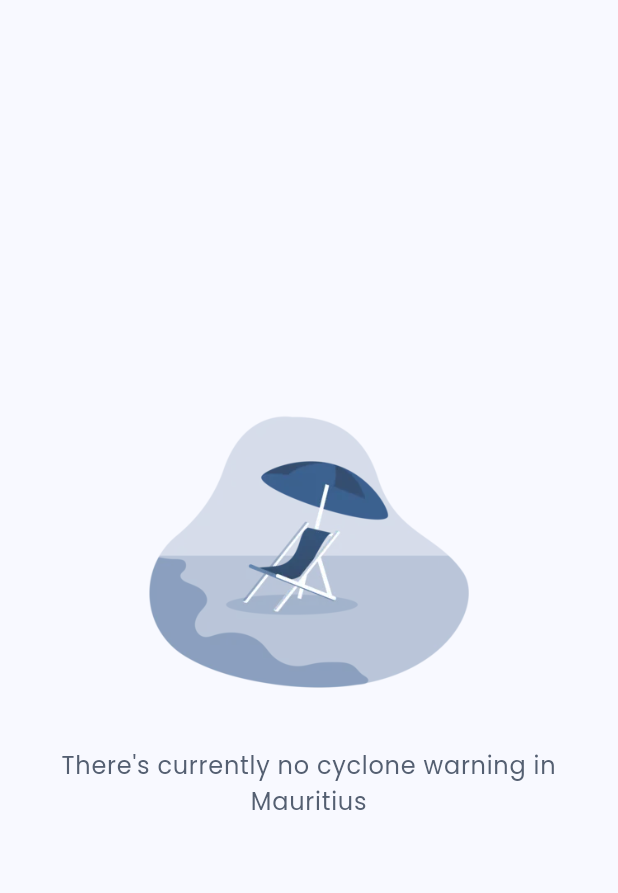
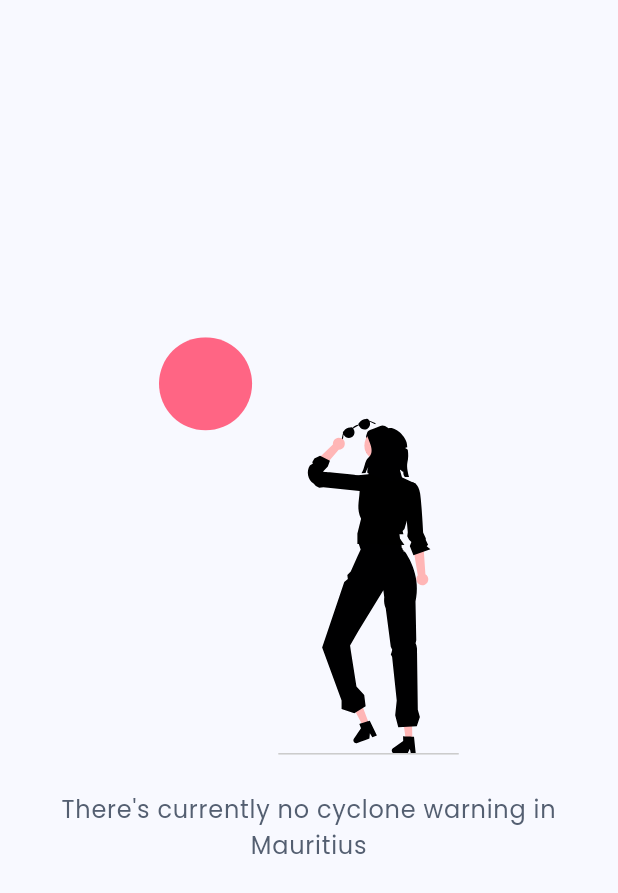
Before and after one commit to mervinhemaraju/mauritius-emergency-services, a Flutter app: the _CycloneNoWarningUi widget shown alone on an empty page, opened directly with empty values, on a phone screen of 412 x 824 dp. Shown: the top 893 px of the screen. Run offline on Flutter 3.47's test engine with Material 3 defaults, Android fonts, the phone set to English and light mode, and no system bars; drawn by our look-alikes of dynamic_color; our stand-ins replace cached_network_image, connectivity_plus, dio, flutter_native_splash, flutter_riverpod, flutter_svg and 9 more; missing offline and left inert: android_intent_plus, pair, split_view; accounts and stored records are empty; generated files the repository leaves out were written again; network calls fail.

Commit message:
- Added svg images to cater for dynamic theme for the weather and error displays

```diff
--- a/lib/data/assets_manager.dart
+++ b/lib/data/assets_manager.dart
@@ -1,15 +1,18 @@
 class AssetsManager {
-  static String get ANIMATED_LOADING => "assets/images/loading.gif";
-  static String get STATIC_ERROR => "assets/images/error.webp";
+  static String get ANIMATED_LOADING =>
+      "assets/images/loading.gif";
+  static String get STATIC_ERROR => "assets/svg/error.svg";
   static String get STATIC_CYCLONE => "assets/svg/cyclone.svg";
   static String get STATIC_MES => "assets/svg/mes.svg";
 
   static String get STATIC_SOS => "assets/images/sos.webp";
-  static String get STATIC_OFFLINE => "assets/images/offline.webp";
+  static String get STATIC_OFFLINE =>
+      "assets/images/offline.webp";
   static String get STATIC_POLICE => "assets/images/police.webp";
   static String get STATIC_STORM => "assets/images/storm.webp";
   static String get STATIC_SMARTPHONE_DATA =>
       "assets/images/smartphone_data.webp";
-  static String get STATIC_PERMISSIONS => "assets/images/permissions.webp";
-  static String get STATIC_WEATHER => "assets/images/weather.webp";
+  static String get STATIC_PERMISSIONS =>
+      "assets/images/permissions.webp";
+  static String get STATIC_WEATHER => "assets/svg/weather.svg";
 }
--- a/lib/ui/pages/cyclone/cyclone_r_view.dart
+++ b/lib/ui/pages/cyclone/cyclone_r_view.dart
@@ -1,5 +1,6 @@
 import 'package:flutter/material.dart';
 import 'package:flutter_riverpod/flutter_riverpod.dart';
+import 'package:flutter_svg/svg.dart';
 import 'package:mauritius_emergency_services/models/cyclone_report.dart';
 import 'package:mauritius_emergency_services/data/assets_manager.dart';
 import 'package:mauritius_emergency_services/generated/translations/strings.g.dart';
@@ -14,6 +15,7 @@ import 'package:mauritius_emergency_services/ui/pages/cyclone/guidelines/cyclone
 import 'package:mauritius_emergency_services/ui/pages/cyclone/names/cyclone_n_view.dart';
 import 'package:mauritius_emergency_services/ui/pages/cyclone/cyclone_r_provider.dart';
 import 'package:mauritius_emergency_services/ui/pages/cyclone/cyclone_r_state.dart';
+import 'package:mauritius_emergency_services/ui/theme/mapper.dart';
 import 'package:mauritius_emergency_services/ui/utils/extensions.dart';
 import 'package:mauritius_emergency_services/ui/utils/getters.dart';
 
@@ -31,7 +33,9 @@ class CycloneScreen extends ConsumerWidget {
     }
 
     // Get the cyclone view state
-    final cycloneReportUiState = ref.watch(cycloneReportProvider).when(
+    final cycloneReportUiState = ref
+        .watch(cycloneReportProvider)
+        .when(
           data: (state) => state,
           loading: () => const CycloneReportLoading(),
           error: (error, stack) =>
@@ -42,12 +46,16 @@ class CycloneScreen extends ConsumerWidget {
     final cycloneReportUiView = switch (cycloneReportUiState) {
       CycloneReportLoading() => const LoadingScreen(),
       CycloneReportError() => ErrorScreen(
-          title: cycloneReportUiState.message.toString().capitalize(),
+        title: cycloneReportUiState.message
+            .toString()
+            .capitalize(),
         showErrorImage: true,
         retryAction: retryAction,
       ),
       CycloneReportNoInternet() => ErrorScreen(
-          title: cycloneReportUiState.message.toString().capitalize(),
+        title: cycloneReportUiState.message
+            .toString()
+            .capitalize(),
         showInternetErrorImage: true,
         retryAction: retryAction,
       ),
@@ -60,25 +68,29 @@ class CycloneScreen extends ConsumerWidget {
     };
 
     // Get the guidelines fab view
-    final List<Widget> guidelinesFabView = switch (cycloneReportUiState) {
+    final List<Widget> guidelinesFabView =
+        switch (cycloneReportUiState) {
           CycloneReportLoading() ||
           CycloneReportError() ||
-      CycloneReportNoInternet() =>
-        [],
+          CycloneReportNoInternet() => [],
           CycloneReportWarning(
             cycloneReport: final _,
-        cycloneGuidelines: final cycloneGuidelines
+            cycloneGuidelines: final cycloneGuidelines,
           ) ||
           CycloneReportNoWarning(
             cycloneReport: final _,
-        cycloneGuidelines: final cycloneGuidelines
+            cycloneGuidelines: final cycloneGuidelines,
           ) =>
             cycloneGuidelines != null
                 ? [
                     FloatingActionButton(
                       heroTag: null,
-                  backgroundColor: Theme.of(context).colorScheme.primary,
-                  foregroundColor: Theme.of(context).colorScheme.onPrimary,
+                      backgroundColor: Theme.of(
+                        context,
+                      ).colorScheme.primary,
+                      foregroundColor: Theme.of(
+                        context,
+                      ).colorScheme.onPrimary,
                       child: const Icon(Icons.cyclone_outlined),
                       onPressed: () {
                         showModalBottomSheet<void>(
@@ -87,8 +99,10 @@ class CycloneScreen extends ConsumerWidget {
                           showDragHandle: true,
                           enableDrag: true,
                           useSafeArea: true,
-                      builder: (BuildContext context) => CycloneGuidelinesSheet(
-                        cycloneGuidelines: cycloneGuidelines,
+                          builder: (BuildContext context) =>
+                              CycloneGuidelinesSheet(
+                                cycloneGuidelines:
+                                    cycloneGuidelines,
                               ),
                         );
                       },
@@ -110,7 +124,9 @@ class CycloneScreen extends ConsumerWidget {
         color: Theme.of(context).colorScheme.onPrimary,
         backgroundColor: Theme.of(context).colorScheme.primary,
         onRefresh: () async {
-          return ref.read(cycloneReportProvider.notifier).refresh();
+          return ref
+              .read(cycloneReportProvider.notifier)
+              .refresh();
         },
         child: cycloneReportUiView,
       ),
@@ -121,8 +137,12 @@ class CycloneScreen extends ConsumerWidget {
         children: [
           FloatingActionButton.small(
             heroTag: null,
-            backgroundColor: Theme.of(context).colorScheme.secondary,
-            foregroundColor: Theme.of(context).colorScheme.onSecondary,
+            backgroundColor: Theme.of(
+              context,
+            ).colorScheme.secondary,
+            foregroundColor: Theme.of(
+              context,
+            ).colorScheme.onSecondary,
             child: const Icon(Icons.list_alt_outlined),
             onPressed: () {
               showModalBottomSheet<void>(
@@ -131,11 +151,12 @@ class CycloneScreen extends ConsumerWidget {
                 showDragHandle: true,
                 enableDrag: true,
                 useSafeArea: true,
-                builder: (BuildContext context) => const CycloneNamesSheet(),
+                builder: (BuildContext context) =>
+                    const CycloneNamesSheet(),
               );
             },
           ),
-          ...guidelinesFabView
+          ...guidelinesFabView,
         ],
       ),
     );
@@ -145,9 +166,7 @@ class CycloneScreen extends ConsumerWidget {
 class _CycloneNoWarningUi extends StatelessWidget {
   final CycloneReport cycloneReport;
 
-  const _CycloneNoWarningUi({
-    required this.cycloneReport,
-  });
+  const _CycloneNoWarningUi({required this.cycloneReport});
 
   @override
   Widget build(BuildContext context) {
@@ -160,10 +179,20 @@ class _CycloneNoWarningUi extends StatelessWidget {
             child: Column(
               mainAxisAlignment: MainAxisAlignment.center,
               children: [
-                Image.asset(
+                SvgPicture.asset(
                   AssetsManager.STATIC_WEATHER,
-                  width: 220,
-                  height: 220,
+                  width: 200,
+                  colorMapper: MesColorMapper(
+                    primaryColor: Theme.of(
+                      context,
+                    ).colorScheme.primary,
+                    secondaryColor: Theme.of(
+                      context,
+                    ).colorScheme.secondary,
+                    tertiaryColor: Theme.of(
+                      context,
+                    ).colorScheme.tertiary,
+                  ),
                 ),
                 Padding(
                   padding: const EdgeInsets.symmetric(
@@ -173,8 +202,11 @@ class _CycloneNoWarningUi extends StatelessWidget {
                   child: Text(
                     t.pages.cyclone.no_warning.capitalize(),
                     textAlign: TextAlign.center,
-                    style: Theme.of(context).textTheme.bodyLarge?.copyWith(
-                          color: Theme.of(context).colorScheme.secondary,
+                    style: Theme.of(context).textTheme.bodyLarge
+                        ?.copyWith(
+                          color: Theme.of(
+                            context,
+                          ).colorScheme.secondary,
                           fontWeight: FontWeight.w400,
                         ),
                   ),
@@ -182,7 +214,7 @@ class _CycloneNoWarningUi extends StatelessWidget {
               ],
             ),
           ),
-        )
+        ),
       ],
     );
   }
@@ -191,9 +223,7 @@ class _CycloneNoWarningUi extends StatelessWidget {
 class _CycloneWarningUi extends StatelessWidget {
   final CycloneReport cycloneReport;
 
-  const _CycloneWarningUi({
-    required this.cycloneReport,
-  });
+  const _CycloneWarningUi({required this.cycloneReport});
 
   @override
   Widget build(BuildContext context) {
@@ -203,7 +233,10 @@ class _CycloneWarningUi extends StatelessWidget {
         SliverFillRemaining(
           hasScrollBody: false,
           child: Padding(
-            padding: const EdgeInsets.only(top: 24.0, bottom: 8.0),
+            padding: const EdgeInsets.only(
+              top: 24.0,
+              bottom: 8.0,
+            ),
             child: Column(
               crossAxisAlignment: CrossAxisAlignment.stretch,
               children: [
@@ -216,7 +249,9 @@ class _CycloneWarningUi extends StatelessWidget {
                 ),
                 Text(
                   t.pages.cyclone.warning
-                      .subtitle(level: cycloneReport.level.toString())
+                      .subtitle(
+                        level: cycloneReport.level.toString(),
+                      )
                       .capitalize(),
                   textAlign: TextAlign.center,
                   style: theme.textTheme.displaySmall?.copyWith(
@@ -237,7 +272,11 @@ class _CycloneWarningUi extends StatelessWidget {
                   ),
                 ),
                 _SectionTitle(
-                  title: t.pages.cyclone.warning.next_bulletin_title
+                  title: t
+                      .pages
+                      .cyclone
+                      .warning
+                      .next_bulletin_title
                       .capitalizeAll(),
                 ),
                 Row(
@@ -251,22 +290,31 @@ class _CycloneWarningUi extends StatelessWidget {
                     Text(
                       ":",
                       style: theme.textTheme.headlineMedium
-                          ?.copyWith(color: theme.colorScheme.secondary),
+                          ?.copyWith(
+                            color: theme.colorScheme.secondary,
+                          ),
                     ),
                     TimerCard(
                       time: cycloneReport.getMinute,
                       subtitle: t.others.minute_abbr,
-                    )
+                    ),
                   ],
                 ),
                 const SizedBox(height: 32.0),
                 _SectionTitle(
-                    title: t.pages.cyclone.warning.latest_news_title
-                        .capitalizeAll()),
+                  title: t
+                      .pages
+                      .cyclone
+                      .warning
+                      .latest_news_title
+                      .capitalizeAll(),
+                ),
                 SizedBox(
                   height: 200,
                   child: ListView.builder(
-                    padding: const EdgeInsets.symmetric(horizontal: 16.0),
+                    padding: const EdgeInsets.symmetric(
+                      horizontal: 16.0,
+                    ),
                     scrollDirection: Axis.horizontal,
                     itemCount: cycloneReport.news.length,
                     prototypeItem: const CycloneNewsItem(
@@ -278,7 +326,7 @@ class _CycloneWarningUi extends StatelessWidget {
                       );
                     },
                   ),
-                )
+                ),
               ],
             ),
           ),
@@ -291,9 +339,7 @@ class _CycloneWarningUi extends StatelessWidget {
 class _SectionTitle extends StatelessWidget {
   final String title;
 
-  const _SectionTitle({
-    required this.title,
-  });
+  const _SectionTitle({required this.title});
 
   @override
   Widget build(BuildContext context) {
--- /dev/null
+++ b/lib/ui/theme/mapper.dart
@@ -0,0 +1,29 @@
+import 'package:flutter/material.dart';
+import 'package:flutter_svg/svg.dart';
+
+class MesColorMapper extends ColorMapper {
+  final Color primaryColor;
+  final Color secondaryColor;
+  final Color tertiaryColor;
+
+  const MesColorMapper({
+    required this.primaryColor,
+    required this.secondaryColor,
+    required this.tertiaryColor,
+  });
+
+  @override
+  Color substitute(
+    String? id,
+    String elementName,
+    String attributeName,
+    Color color,
+  ) {
+    return switch (color) {
+      const Color(0xFF000000) => primaryColor,
+      const Color(0xFF000001) => secondaryColor,
+      const Color(0xFF000002) => tertiaryColor,
+      _ => color,
+    };
+  }
+}
--- a/pubspec.yaml
+++ b/pubspec.yaml
@@ -12,7 +12,7 @@ publish_to: 'none'
 # itr = 0-9
 # n = version code
 # version: 1.2.0-beta.06+27
-version: 1.2.1-beta-03+34
+version: 1.2.1+35
 
 # Environment details
 environment:
```
Also changed, not shown: lib/ui/components/view_error.dart (+21 -6 lines), assets/images/error.webp (deleted), assets/images/weather.webp (deleted), assets/svg/error.svg (added), assets/svg/weather.svg (added). Lines whose indentation alone changed are shown as unchanged.
